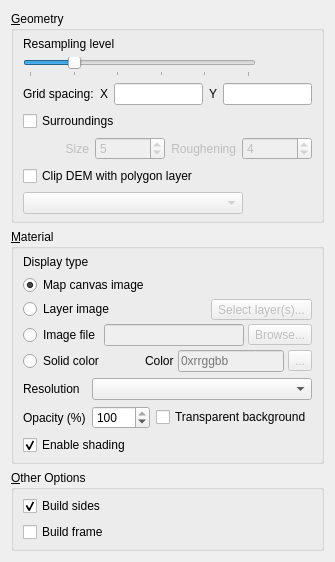
The window that ui/demproperties.ui (minorua/Qgis2threejs) describes before a commit, drawn with Qt 5.
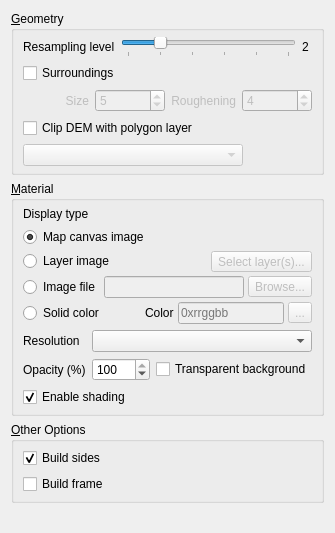
The same window after the commit.

Commit message:
[DEM] move grid size/spacing display to tooltip
Uneditable line edit is confusing.

What changed in the file:
```diff
--- a/ui/demproperties.ui
+++ b/ui/demproperties.ui
@@ -27,7 +27,7 @@
        <number>6</number>
       </property>
       <item>
-       <layout class="QVBoxLayout" name="verticalLayout_Resampling">
+       <layout class="QHBoxLayout" name="horizontalLayout_Resampling">
         <item>
          <widget class="QLabel" name="label_Resampling">
           <property name="text">
@@ -36,8 +36,6 @@
          </widget>
         </item>
         <item>
-         <layout class="QHBoxLayout" name="horizontalLayout">
-          <item>
            <widget class="QSlider" name="horizontalSlider_DEMSize">
             <property name="enabled">
              <bool>true</bool>
@@ -69,80 +67,17 @@
            </widget>
           </item>
           <item>
-           <widget class="QLabel" name="label_GridSize">
+         <widget class="QLabel" name="label_ResamplingLevel">
             <property name="minimumSize">
              <size>
-              <width>50</width>
+            <width>10</width>
               <height>0</height>
              </size>
             </property>
-            <property name="alignment">
-             <set>Qt::AlignRight|Qt::AlignTrailing|Qt::AlignVCenter</set>
-            </property>
-           </widget>
-          </item>
-         </layout>
-        </item>
-        <item>
-         <layout class="QFormLayout" name="formLayout_GridSpacing">
-          <item row="0" column="0">
-           <widget class="QLabel" name="label_8">
             <property name="text">
-             <string>Grid spacing:</string>
-            </property>
-           </widget>
-          </item>
-          <item row="0" column="1">
-           <layout class="QHBoxLayout" name="horizontalLayout_4">
-            <item>
-             <widget class="QLabel" name="label_4">
-              <property name="text">
-               <string>X</string>
-              </property>
-             </widget>
-            </item>
-            <item>
-             <widget class="QLineEdit" name="lineEdit_HRes">
-              <property name="enabled">
-               <bool>true</bool>
-              </property>
-              <property name="sizePolicy">
-               <sizepolicy hsizetype="Expanding" vsizetype="Fixed">
-                <horstretch>0</horstretch>
-                <verstretch>0</verstretch>
-               </sizepolicy>
-              </property>
-              <property name="toolTip">
-               <string>This is for reference.</string>
-              </property>
-              <property name="readOnly">
-               <bool>true</bool>
-              </property>
-             </widget>
-            </item>
-            <item>
-             <widget class="QLabel" name="label_9">
-              <property name="text">
-               <string>Y</string>
-              </property>
-             </widget>
-            </item>
-            <item>
-             <widget class="QLineEdit" name="lineEdit_VRes">
-              <property name="enabled">
-               <bool>true</bool>
-              </property>
-              <property name="toolTip">
-               <string>This is for reference.</string>
-              </property>
-              <property name="readOnly">
-               <bool>true</bool>
-              </property>
-             </widget>
-            </item>
-           </layout>
-          </item>
-         </layout>
+           <string>2</string>
+          </property>
+         </widget>
         </item>
        </layout>
       </item>
```
Left out of the diff: 16 changed lines with no effect on the pictures. Lines whose indentation alone changed are shown as unchanged. The commit also changes 2 other files.
